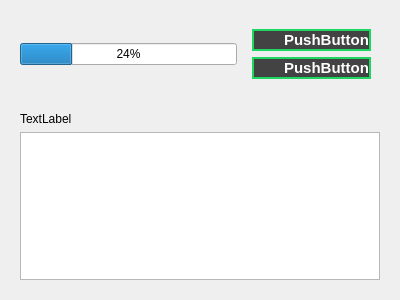
Above: ui/download_dialog.ui from spadez2802/Youtube_downloader before the change. Below: the same form after it.
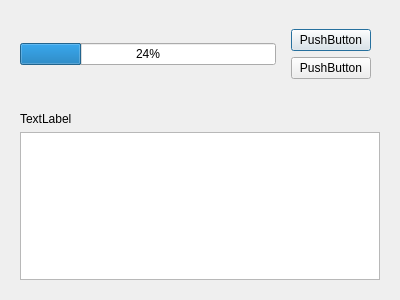
That is the form after the change. Icons and pictures are not drawn.

Commit message: Update UI components, extract global styles to QSS, and add theme management

```diff
--- a/ui/download_dialog.ui
+++ b/ui/download_dialog.ui
@@ -29,60 +29,6 @@
         <layout class="QVBoxLayout" name="verticalLayout_3">
          <item>
           <widget class="QPushButton" name="btnPauseContinue">
-           <property name="styleSheet">
-            <string notr="true">#btnPauseContinue{
-	
-	border: 2px solid;
-	border-color: #1ED761;
-	border-radius:20px;
-	background-color: rgb(67, 67, 67);
-	color : white;
-	padding-left: 30px;
-	/* TÙY CHỈNH FONT CHỮ */
-    font-family: &quot;Segoe UI&quot;, Helvetica, Arial, sans-serif; /* Dùng font chữ không chân hiện đại */
-    font-size: 11pt;           /* Tăng kích thước chữ cho cân đối (có thể chỉnh lại số này) */
-    font-weight: bold;         /* Độ đậm của chữ (Đây là chìa khóa để giống ảnh mẫu) */
-}
-
-#btnPauseContinue:hover{
-	
-	border: 2px solid;
-	border-color: #1ED761;
-	border-radius:20px;
-	background-color:#1ED761;
-	color : black;
-	
-}
-
-#btnPauseContinue::drop-down {
-    subcontrol-origin: padding;
-    subcontrol-position: top right;
-    width: 25px;
-    border-top-right-radius: 10px; /* Bo góc cho phần nút bên phải */
-    border-bottom-right-radius: 10px;
-    
-}
-
-#btnPauseContinue::down-arrow {
-	image: url(&quot;E:/design/ytb_playlist_downloader/img/icon/down_arrow.png&quot;);
-    border-left: 5px solid transparent;
-    border-right: 5px solid transparent;
-    
-    width: 12px;
-    height: 12px;
-    margin-right: 10px;
-}
-
-#btnPauseContinue:disabled{
-	
-	border: 2px solid;
-	border-color: rgb(136, 136, 136);
-	border-radius:20px;
-	background-color:rgb(67, 67, 67);
-	color : transparent;
-	
-}</string>
-           </property>
            <property name="text">
             <string>PushButton</string>
            </property>
@@ -90,60 +36,6 @@
          </item>
          <item>
           <widget class="QPushButton" name="btnCancel">
-           <property name="styleSheet">
-            <string notr="true">#btnCancel{
-	
-	border: 2px solid;
-	border-color: #1ED761;
-	border-radius:20px;
-	background-color: rgb(67, 67, 67);
-	color : white;
-	padding-left: 30px;
-	/* TÙY CHỈNH FONT CHỮ */
-    font-family: &quot;Segoe UI&quot;, Helvetica, Arial, sans-serif; /* Dùng font chữ không chân hiện đại */
-    font-size: 11pt;           /* Tăng kích thước chữ cho cân đối (có thể chỉnh lại số này) */
-    font-weight: bold;         /* Độ đậm của chữ (Đây là chìa khóa để giống ảnh mẫu) */
-}
-
-#btnCancel:hover{
-	
-	border: 2px solid;
-	border-color: #1ED761;
-	border-radius:20px;
-	background-color:#1ED761;
-	color : black;
-	
-}
-
-#btnCancel::drop-down {
-    subcontrol-origin: padding;
-    subcontrol-position: top right;
-    width: 25px;
-    border-top-right-radius: 10px; /* Bo góc cho phần nút bên phải */
-    border-bottom-right-radius: 10px;
-    
-}
-
-#btnCancel::down-arrow {
-	image: url(&quot;E:/design/ytb_playlist_downloader/img/icon/down_arrow.png&quot;);
-    border-left: 5px solid transparent;
-    border-right: 5px solid transparent;
-    
-    width: 12px;
-    height: 12px;
-    margin-right: 10px;
-}
-
-#btnCancel:disabled{
-	
-	border: 2px solid;
-	border-color: rgb(136, 136, 136);
-	border-radius:20px;
-	background-color:rgb(67, 67, 67);
-	color : transparent;
-	
-}</string>
-           </property>
            <property name="text">
             <string>PushButton</string>
            </property>
```
The commit also changes 17 other files.
